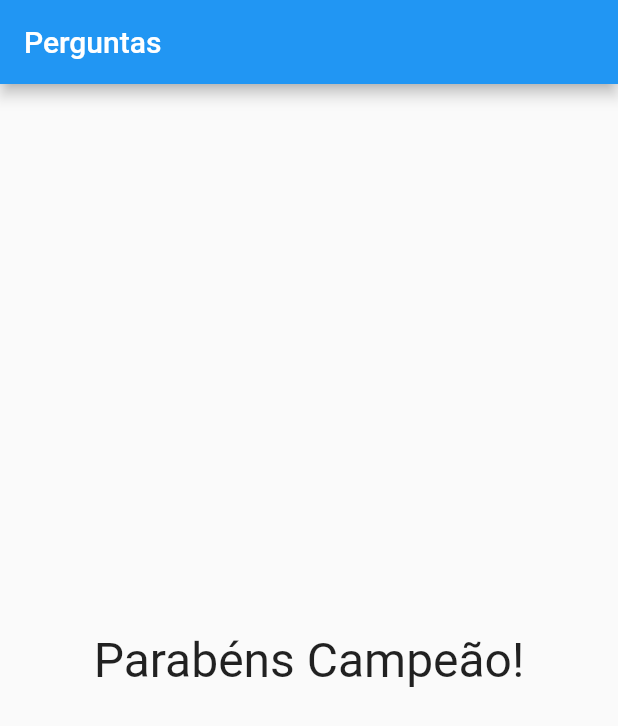
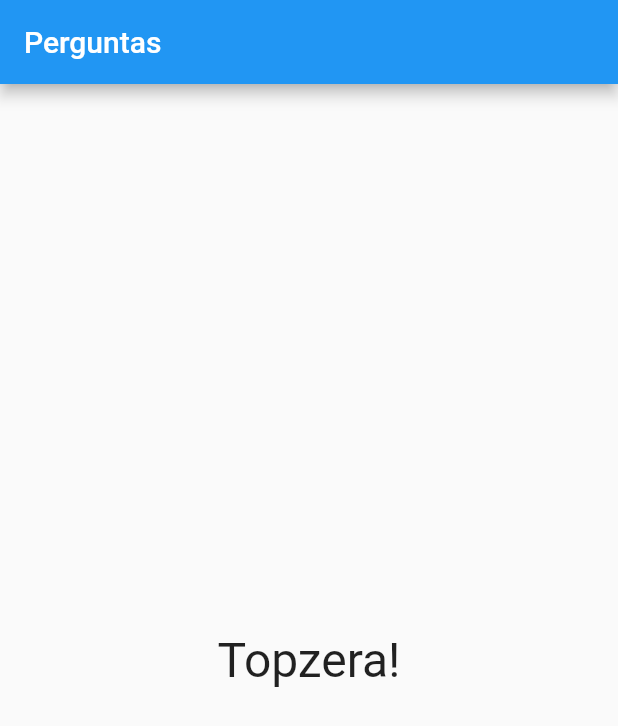
Before and after one commit to mariomacedo/projeto_perguntas, a Flutter app: the screen it shows after launch, after a tap on "Preto", after a tap on "Tequila", after a tap on "Leo", on a phone screen of 412 x 824 dp. Shown: the top 726 px of the screen. Run offline on Flutter 3.47's test engine with Material 2 defaults, Android fonts, the phone set to English and light mode, and no system bars.

Commit message:
feat: mensagem final condicional

```diff
--- a/lib/main.dart
+++ b/lib/main.dart
@@ -1,36 +1,51 @@
 import 'package:flutter/material.dart';
-import 'package:projeto_perguntas/questao.dart';
 import 'package:projeto_perguntas/questionario.dart';
-import 'package:projeto_perguntas/resposta.dart';
 import 'package:projeto_perguntas/resultado.dart';
 
 main() => runApp(PerguntaApp());
 
 class _PerguntaAppState extends State<PerguntaApp> {
   var _selected = 0;
+  var _totalScore = 0;
   final _perguntas = const [
     {
       'label': 'Qual é a sua cor favorita?',
-      'opc': ['Preto', 'Amarelo', 'Vermelhor', 'Branco']
+      'opc': [
+        {'score': 10, 'text': 'Preto'},
+        {'score': 15, 'text': 'Amarelo'},
+        {'score': 20, 'text': 'Vermelho'},
+        {'score': 25, 'text': 'Branco'},
+      ]
     },
     {
       'label': 'Qual é o seu animal favorito',
-      'opc': ['Limão', 'Tequila', 'Tobi', 'Fredy']
+      'opc': [
+        {'score': 10, 'text': 'Limão'},
+        {'score': 15, 'text': 'Tequila'},
+        {'score': 20, 'text': 'Tobi'},
+        {'score': 25, 'text': 'Fredy'},
+      ]
     },
     {
       'label': 'Qual é o seu instrutor favorito?',
-      'opc': ['Maria', 'João', 'Leo', 'Pedro']
+      'opc': [
+        {'score': 25, 'text': 'Maria'},
+        {'score': 50, 'text': 'João'},
+        {'score': 75, 'text': 'Leo'},
+        {'score': 100, 'text': 'Pedro'},
+      ]
     },
   ];
 
-  void _responder() {
+  void _responder(int score) {
     if (isSelected) {
       setState(() {
         _selected++;
+        _totalScore += score;
       });
     }
 
-    print('Pergunta Respondida!');
+    print(_totalScore);
   }
 
   bool get isSelected {
@@ -39,7 +54,8 @@ class _PerguntaAppState extends State<PerguntaApp> {
 
   @override
   Widget build(BuildContext context) {
-    List<String> _respostas = isSelected ? _perguntas[_selected]['opc'] : null;
+    List<Map<String, Object>> _respostas =
+        isSelected ? _perguntas[_selected]['opc'] : null;
 
     return MaterialApp(
         home: Scaffold(
@@ -48,8 +64,10 @@ class _PerguntaAppState extends State<PerguntaApp> {
             ),
             body: isSelected
                 ? Questionario(
-                    _perguntas[_selected]['label'], _respostas, _responder)
-                : Resultado("Parabéns Campeão!")));
+                    label: _perguntas[_selected]['label'],
+                    respostas: _respostas,
+                    responder: _responder)
+                : Resultado(_totalScore)));
   }
 }
 
--- a/lib/questionario.dart
+++ b/lib/questionario.dart
@@ -4,17 +4,22 @@ import 'package:projeto_perguntas/resposta.dart';
 
 class Questionario extends StatelessWidget {
   final String label;
-  final List<String> respostas;
-  final void Function() responder;
+  final List<Map<String, Object>> respostas;
+  final void Function(int) responder;
 
-  Questionario(this.label, this.respostas, this.responder);
+  Questionario(
+      {@required this.label,
+      @required this.respostas,
+      @required this.responder});
 
   @override
   Widget build(BuildContext context) {
     return Column(
       children: [
         Questao(label),
-        ...respostas.map((t) => Resposta(t, responder)).toList(),
+        ...respostas.map((resp) {
+          return Resposta(resp['text'], () => responder(resp['score']));
+        }).toList(),
       ],
     );
   }
--- a/lib/resultado.dart
+++ b/lib/resultado.dart
@@ -1,15 +1,25 @@
 import 'package:flutter/material.dart';
 
 class Resultado extends StatelessWidget {
-  final String label;
+  final int totalScore;
 
-  Resultado(this.label);
+  Resultado(this.totalScore);
+
+  String get message {
+    if (totalScore < 80) {
+      return "Jóia";
+    } else if (totalScore < 125) {
+      return "Topzera!";
+    } else {
+      return "Malandro! Brilhou!!!";
+    }
+  }
 
   @override
   Widget build(BuildContext context) {
     return Center(
       child: Text(
-        label,
+        message,
         style: TextStyle(fontSize: 32),
       ),
     );
```
